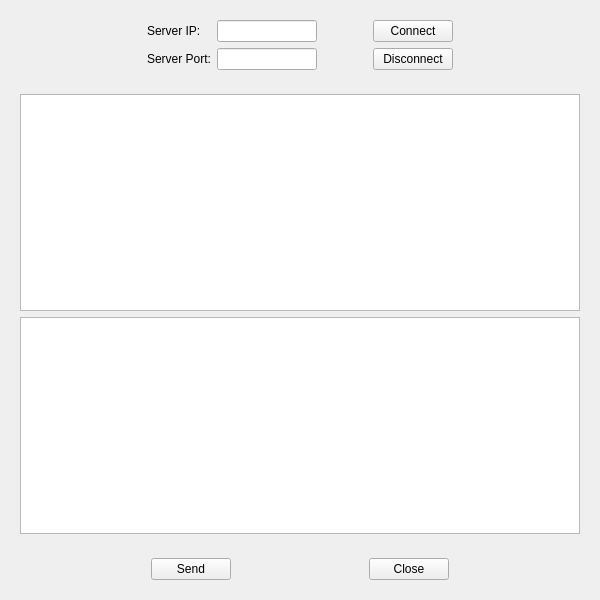
The window that 24-TCPClient/widget.ui (aoji-tjut/QT) describes before a commit, drawn with Qt 5.
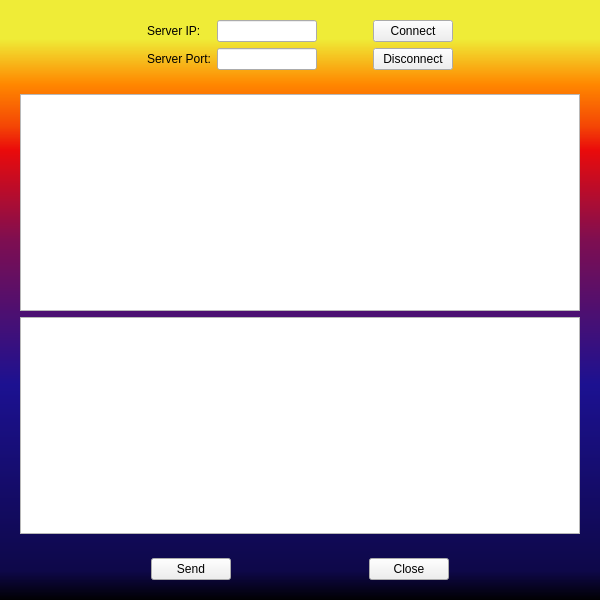
The same window after the commit.

Commit message: style sheet

```diff
--- a/24-TCPClient/widget.ui
+++ b/24-TCPClient/widget.ui
@@ -13,6 +13,9 @@
   <property name="windowTitle">
    <string>Widget</string>
   </property>
+  <property name="styleSheet">
+   <string notr="true">#Widget{background:qlineargradient(spread:pad, x1:0, y1:1, x2:0, y2:0, stop:0 rgba(0, 0, 0, 255), stop:0.05 rgba(14, 8, 73, 255), stop:0.36 rgba(28, 17, 145, 255), stop:0.6 rgba(126, 14, 81, 255), stop:0.75 rgba(234, 11, 11, 255), stop:0.79 rgba(244, 70, 5, 255), stop:0.86 rgba(255, 136, 0, 255), stop:0.935 rgba(239, 236, 55, 255))}</string>
+  </property>
   <layout class="QGridLayout" name="gridLayout_2">
    <item row="0" column="0">
     <widget class="QWidget" name="widget" native="true">
```
The commit also changes 5 other files.
